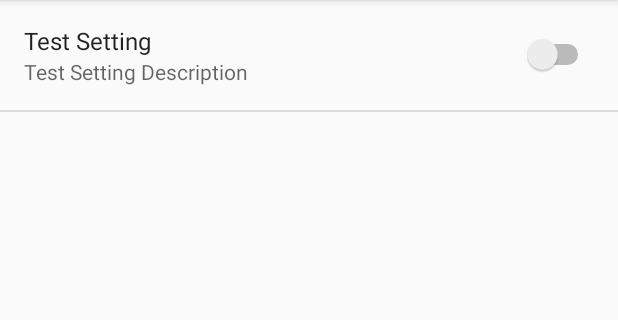
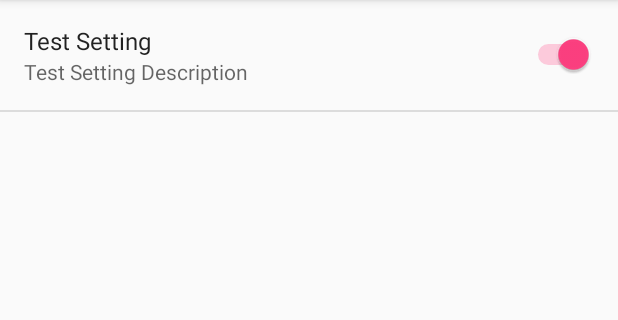
Before and after one commit to itachi1706/CheesecakeUtilities_Tiles, an Android app: the screen it shows after launch (ConfigurationActivity), after a tap on "Test Setting", on a phone screen of 412 x 824 dp, the part 84-404 px from its top. Run offline under Robolectric (Android 15) with nearby library versions, the phone set to English and light mode, and no system bars; libraries missing offline, so code that uses them is left out: com.crashlytics.android, io.fabric.sdk; 1 statement that could not run was skipped.

Commit message:
Created a basic tiling framework

```diff
--- a/app/src/main/java/com/itachi1706/cheesecakeutilities_tiles/ConfigurationActivity.java
+++ b/app/src/main/java/com/itachi1706/cheesecakeutilities_tiles/ConfigurationActivity.java
@@ -1,11 +1,16 @@
 package com.itachi1706.cheesecakeutilities_tiles;
 
 
+import android.content.ComponentName;
 import android.content.Intent;
+import android.content.pm.PackageManager;
 import android.os.Bundle;
+import android.preference.Preference;
 import android.preference.PreferenceFragment;
+import android.preference.SwitchPreference;
 import android.support.v7.app.ActionBar;
 import android.support.v7.app.AppCompatActivity;
+import android.util.Log;
 import android.view.MenuItem;
 
 import com.crashlytics.android.Crashlytics;
@@ -46,14 +51,33 @@ public class ConfigurationActivity extends AppCompatActivity {
      * This fragment shows general preferences only. It is used when the
      * activity is showing a two-pane settings UI.
      */
-    public static class GeneralPreferenceFragment extends PreferenceFragment {
+    public static class GeneralPreferenceFragment extends PreferenceFragment implements Preference.OnPreferenceChangeListener {
         @Override
         public void onCreate(Bundle savedInstanceState) {
             super.onCreate(savedInstanceState);
             addPreferencesFromResource(R.xml.pref_general);
             setHasOptionsMenu(true);
 
+            String[] toggleList = getResources().getStringArray(R.array.toggleList);
 
+            for (String pref : toggleList) {
+                Preference p = findPreference(pref);
+                if (!(p instanceof SwitchPreference)) continue;
+
+                p.setOnPreferenceChangeListener(this);
+                String c = p.getExtras().getString("class", "-");
+                Class s;
+                try {
+                    s = Class.forName(c);
+                } catch (ClassNotFoundException e) {
+                    Log.e("ClassParsing", "Invalid Class: " + c);
+                    continue;
+                }
+
+                ((SwitchPreference) p).setChecked((getActivity().getPackageManager()
+                        .getComponentEnabledSetting(new ComponentName(getActivity(), s)) == 1));
+
+            }
         }
 
         @Override
@@ -65,5 +89,38 @@ public class ConfigurationActivity extends AppCompatActivity {
             }
             return super.onOptionsItemSelected(item);
         }
+
+
+        @Override
+        public boolean onPreferenceChange(Preference preference, Object newValue) {
+            if (!(preference instanceof SwitchPreference)) {
+                return false;
+            }
+
+            String c = preference.getExtras().getString("class", "-");
+            if (c.startsWith(".")) c = "com.itachi1706.cheesecakeutilities_tiles" + c;
+            Log.d("DEBUG", c);
+            Class s;
+            try {
+                s = Class.forName(c);
+            } catch (ClassNotFoundException e) {
+                Log.e("ClassParsing", "Invalid Class: " + c);
+                return false;
+            }
+
+            Boolean val = (Boolean) newValue;
+
+            toggleTile(val, s);
+
+            Log.i("TileChange", "Tile: " + preference.getTitle() + " " + ((val) ? "enabled" : "disabled"));
+            return true;
+        }
+
+        private void toggleTile(boolean val, Class c) {
+            PackageManager manager = getActivity().getPackageManager();
+            manager.setComponentEnabledSetting(new ComponentName(getActivity(), c), (val) ?
+                    PackageManager.COMPONENT_ENABLED_STATE_ENABLED : PackageManager.COMPONENT_ENABLED_STATE_DISABLED,
+                    PackageManager.DONT_KILL_APP);
+        }
     }
 }
--- /dev/null
+++ b/app/src/main/res/values/array.xml
@@ -0,0 +1,6 @@
+<?xml version="1.0" encoding="utf-8"?>
+<resources>
+    <string-array name="toggleList">
+        <item>example_switch</item>
+    </string-array>
+</resources>
--- a/app/src/main/res/xml/pref_general.xml
+++ b/app/src/main/res/xml/pref_general.xml
@@ -4,6 +4,8 @@
         android:defaultValue="true"
         android:key="example_switch"
         android:summary="@string/pref_description_test"
-        android:title="@string/pref_title_test" />
+        android:title="@string/pref_title_test">
+        <extra android:name="class"
+            android:value=".NewClass"/></SwitchPreference>
 
 </PreferenceScreen>
```
